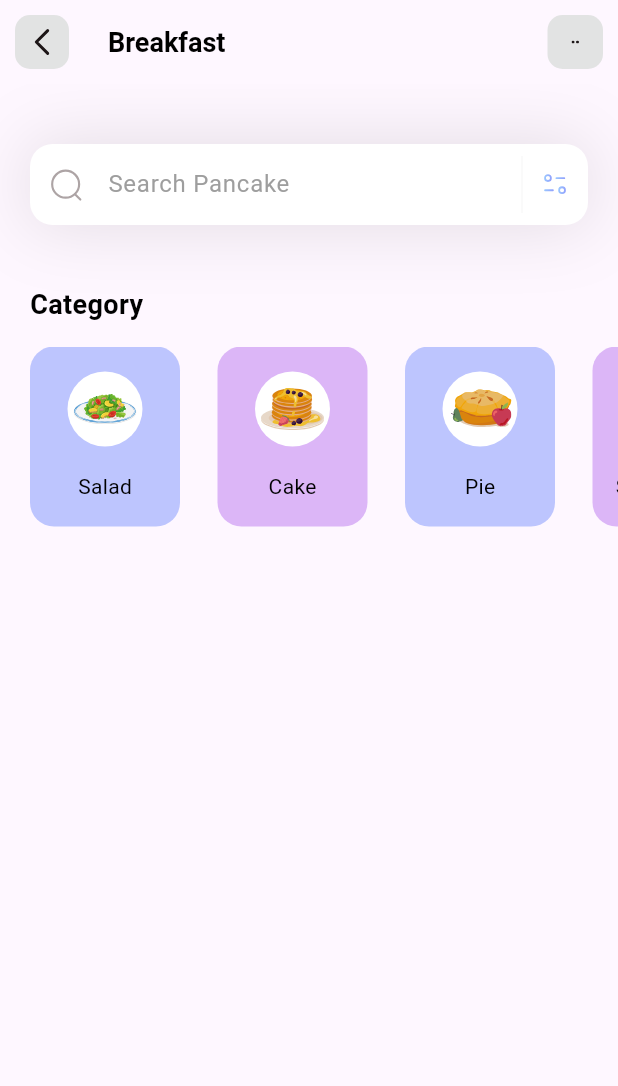
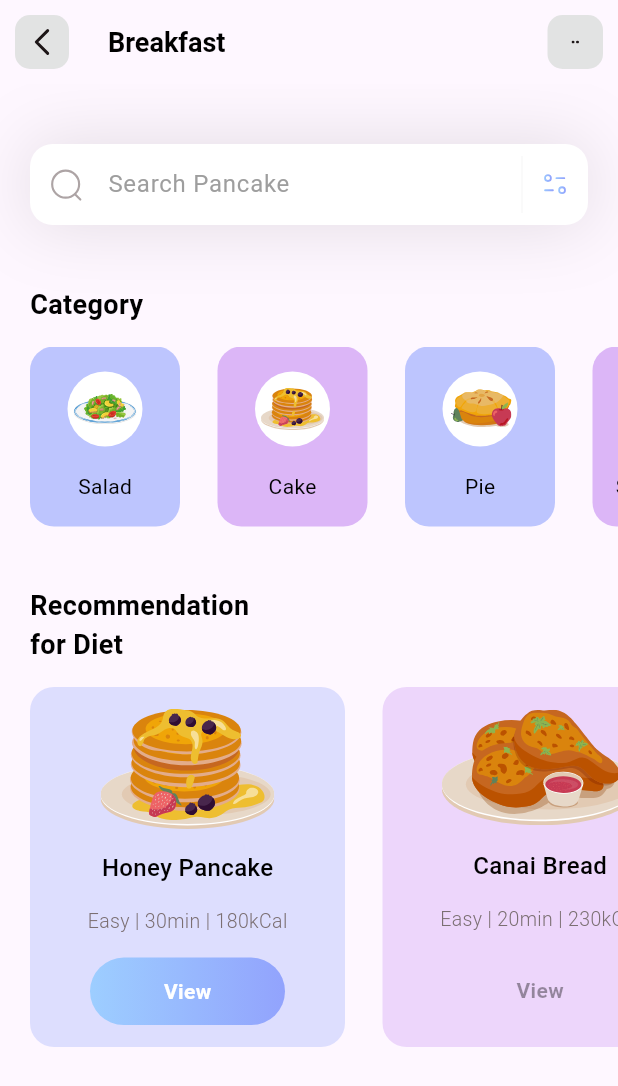
Before and after one commit to kanstantsin-bucha/learning-flutter, a Flutter app: the screen it shows after launch, on a phone screen of 412 x 824 dp. Shown: the top 1086 px of the screen. Run offline on Flutter 3.47's test engine with Material 3 defaults, Android fonts, the phone set to English and light mode, and no system bars; our stand-ins replace flutter_svg.

Commit message:
the app displays the Diet section.

```diff
--- /dev/null
+++ b/flutter_application_1/lib/models/diet_model.dart
@@ -0,0 +1,43 @@
+import 'package:flutter/material.dart';
+
+class DietModel {
+  String name;
+  String iconPath;
+  String level;
+  String duration;
+  String calorie;
+  Color boxColor;
+  bool isSelected;
+
+  DietModel({
+    required this.name,
+    required this.iconPath,
+    required this.level,
+    required this.duration,
+    required this.calorie,
+    required this.boxColor,
+    this.isSelected = false,
+  });
+
+  static List<DietModel> getDiets() {
+    return [
+      DietModel(
+        name: "Honey Pancake",
+        iconPath: "assets/icons/honey-pancakes.svg",
+        level: "Easy",
+        duration: "30min",
+        calorie: "180kCal",
+        boxColor: const Color(0xFF92A3FD),
+        isSelected: true,
+      ),
+      DietModel(
+        name: "Canai Bread",
+        iconPath: "assets/icons/canai-bread.svg",
+        level: "Easy",
+        duration: "20min",
+        calorie: "230kCal",
+        boxColor: const Color(0xFFC58BF2),
+      ),
+    ];
+  }
+}
--- a/flutter_application_1/lib/pages/home.dart
+++ b/flutter_application_1/lib/pages/home.dart
@@ -1,35 +1,137 @@
 import 'package:flutter/material.dart';
 import 'package:flutter_application_1/models/category_model.dart';
+import 'package:flutter_application_1/models/diet_model.dart';
 import 'package:flutter_svg/svg.dart';
 
 class HomePage extends StatelessWidget {
   HomePage({super.key});
 
   List<CategoryModel> categories = [];
+  List<DietModel> diets = [];
 
-  void _getCategories() {
+  void _getInitialInfo() {
     categories = CategoryModel.getCategories();
+    diets = DietModel.getDiets();
   }
 
   @override
   Widget build(BuildContext context) {
-    _getCategories();
+    _getInitialInfo();
     return Scaffold(
       appBar: createAppBar(),
       body: Column(
         crossAxisAlignment: CrossAxisAlignment.start,
-        children: [searchField(), categoriesSection()],
+        children: [
+          searchField(),
+          const SizedBox(
+            height: 40,
+          ),
+          categoriesSection(),
+          const SizedBox(
+            height: 40,
+          ),
+          dietsSection(),
+        ],
       ),
     );
+  }
+
+  Column dietsSection() {
+    return Column(crossAxisAlignment: CrossAxisAlignment.start, children: [
+      const Padding(
+        padding: EdgeInsets.only(left: 20),
+        child: Text(
+          'Recommendation\nfor Diet',
+          style: TextStyle(
+              color: Colors.black, fontSize: 18, fontWeight: FontWeight.w600),
+        ),
+      ),
+      const SizedBox(
+        height: 15,
+      ),
+      SizedBox(
+        height: 240,
+        child: ListView.separated(
+          itemBuilder: (context, index) {
+            return dietBox(diets[index]);
+          },
+          separatorBuilder: (context, index) => const SizedBox(
+            width: 25,
+          ),
+          itemCount: diets.length,
+          scrollDirection: Axis.horizontal,
+          padding: const EdgeInsets.only(left: 20, right: 20),
+        ),
+      )
+    ]);
+  }
+
+  Container dietBox(DietModel diet) {
+    return Container(
+      width: 210,
+      decoration: BoxDecoration(
+        color: diet.boxColor.withOpacity(0.3),
+        borderRadius: BorderRadius.circular(16),
+      ),
+      child: Column(
+        mainAxisAlignment: MainAxisAlignment.spaceEvenly,
+        children: [
+          SvgPicture.asset(diet.iconPath),
+          Text(
+            diet.name,
+            style: const TextStyle(
+              fontWeight: FontWeight.w500,
+              color: Colors.black,
+              fontSize: 16,
+            ),
+          ),
+          Text(
+            '${diet.level} | ${diet.duration} | ${diet.calorie}',
+            style: const TextStyle(
+              fontWeight: FontWeight.w300,
+              color: Color(0xFF7B6F72),
+              fontSize: 13,
+            ),
+          ),
+          Container(
+            width: 130,
+            height: 45,
+            decoration: BoxDecoration(
+                gradient: gradient(diet),
+                borderRadius: BorderRadius.circular(50)),
+            child: Center(
+              child: Text(
+                'View',
+                style: TextStyle(
+                  fontWeight: FontWeight.w600,
+                  color: diet.isSelected ? Colors.white : Colors.black38,
+                  fontSize: 14,
+                ),
+              ),
+            ),
+          ),
+        ],
+      ),
+    );
+  }
+
+  LinearGradient gradient(DietModel diet) {
+    return diet.isSelected
+        ? const LinearGradient(colors: [
+              Color(0xFF9DCEFF),
+              Color(0xFF92A3FD),
+
+            ],)
+        : const LinearGradient(colors: [
+          Colors.transparent,
+          Colors.transparent,
+        ]);
   }
 
   Column categoriesSection() {
     return Column(
       crossAxisAlignment: CrossAxisAlignment.start,
       children: [
-        const SizedBox(
-          height: 40,
-        ),
         const Padding(
           padding: EdgeInsets.only(left: 20),
           child: Text(
@@ -80,14 +182,11 @@ class HomePage extends StatelessWidget {
               child: SvgPicture.asset(category.iconPath),
             ),
           ),
-          Text(
-            category.name,
-            style: const TextStyle(
-              fontWeight: FontWeight.w400,
-              color: Colors.black,
-              fontSize: 14
-            )
-          )
+          Text(category.name,
+              style: const TextStyle(
+                  fontWeight: FontWeight.w400,
+                  color: Colors.black,
+                  fontSize: 14))
         ],
       ),
     );
```
